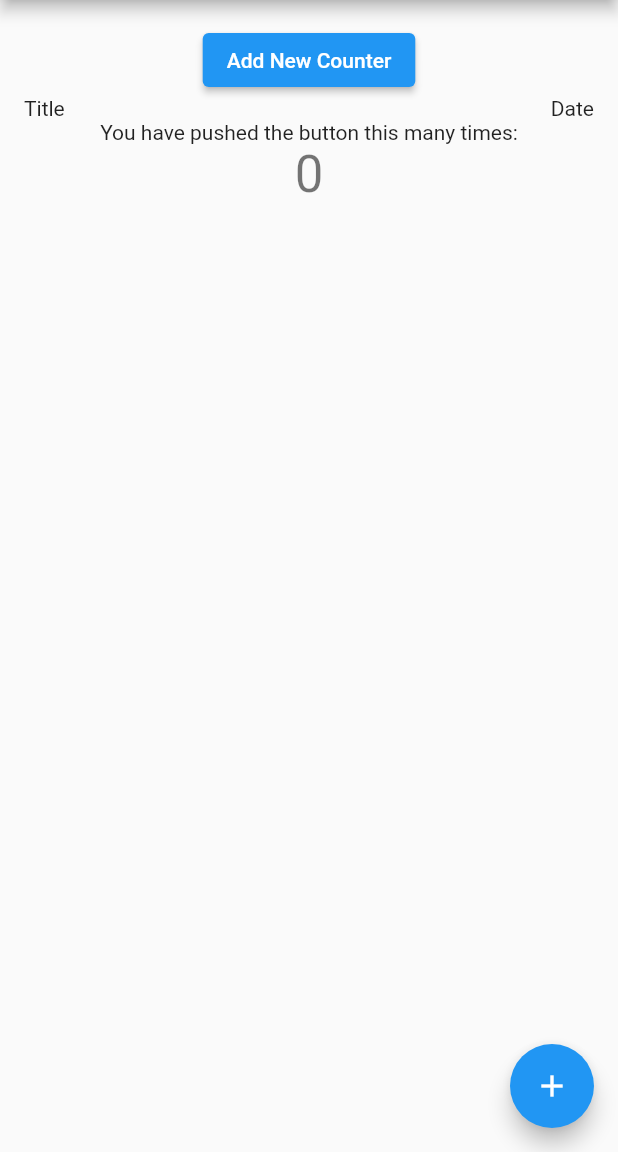
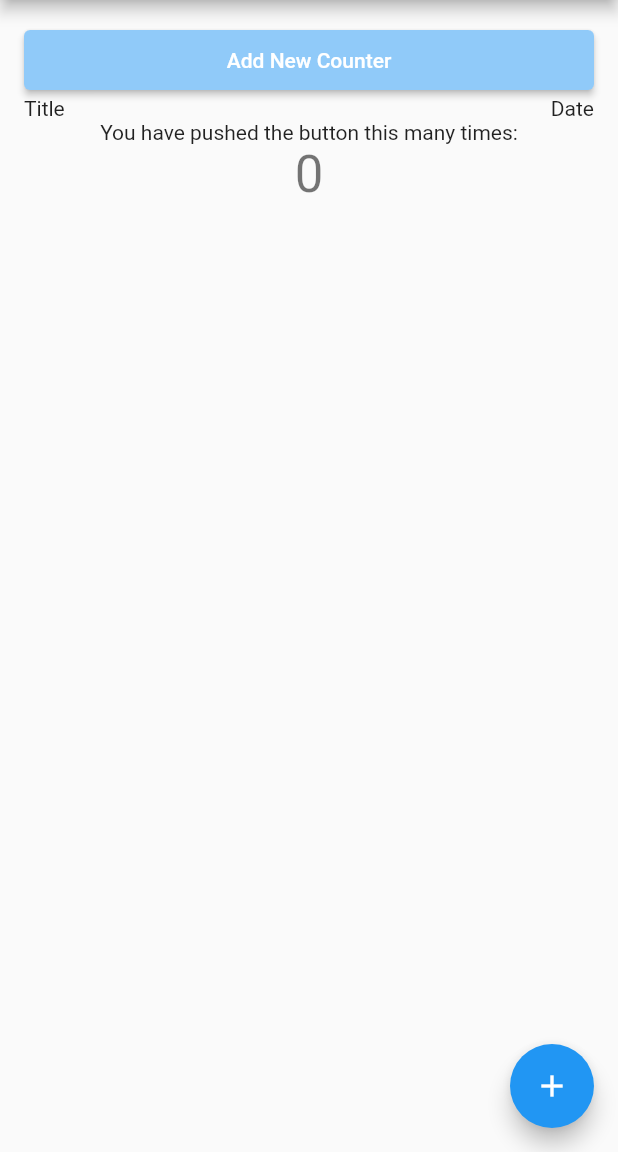
Before and after one commit to schmidt9/Advanced-Mala-Counter, a Flutter app: the screen it shows after launch, on a phone screen of 412 x 824 dp, the part 84-1236 px from its top. Run offline on Flutter 3.47's test engine with Material 2 defaults, Android fonts, the phone set to English and light mode, and no system bars.

Commit message:
expand button

```diff
--- a/advanced_mala_counter/lib/main.dart
+++ b/advanced_mala_counter/lib/main.dart
@@ -99,10 +99,16 @@ class _MyHomePageState extends State<MyHomePage> {
             mainAxisAlignment: MainAxisAlignment.start,
             children: <Widget>[
               ElevatedButton(
-                  onPressed: () {
-
-                  },
-                  child: const Text("Add New Counter")
+                style: ElevatedButton.styleFrom(
+                  backgroundColor: Theme.of(context).buttonTheme.colorScheme?.background,
+                  minimumSize: const Size.fromHeight(40),
+                ),
+                onPressed: () {
+                  // TODO: impl
+                },
+                child: const Text(
+                  'Add New Counter'
+                ),
               ),
               const Counter(),
               const Text(
```
